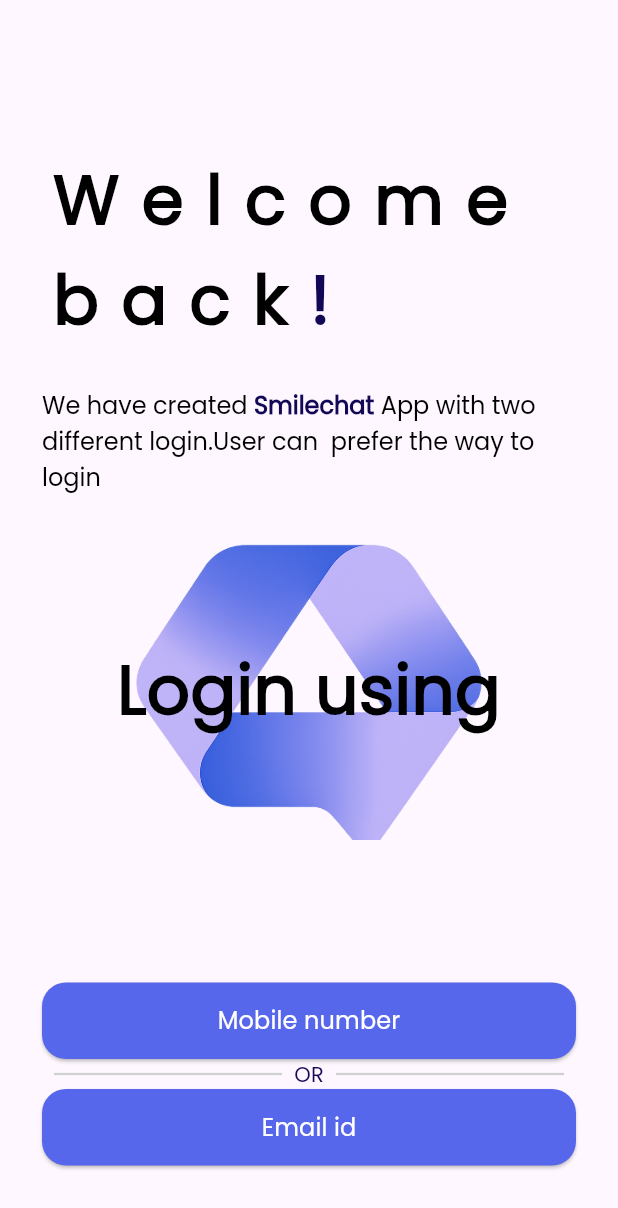
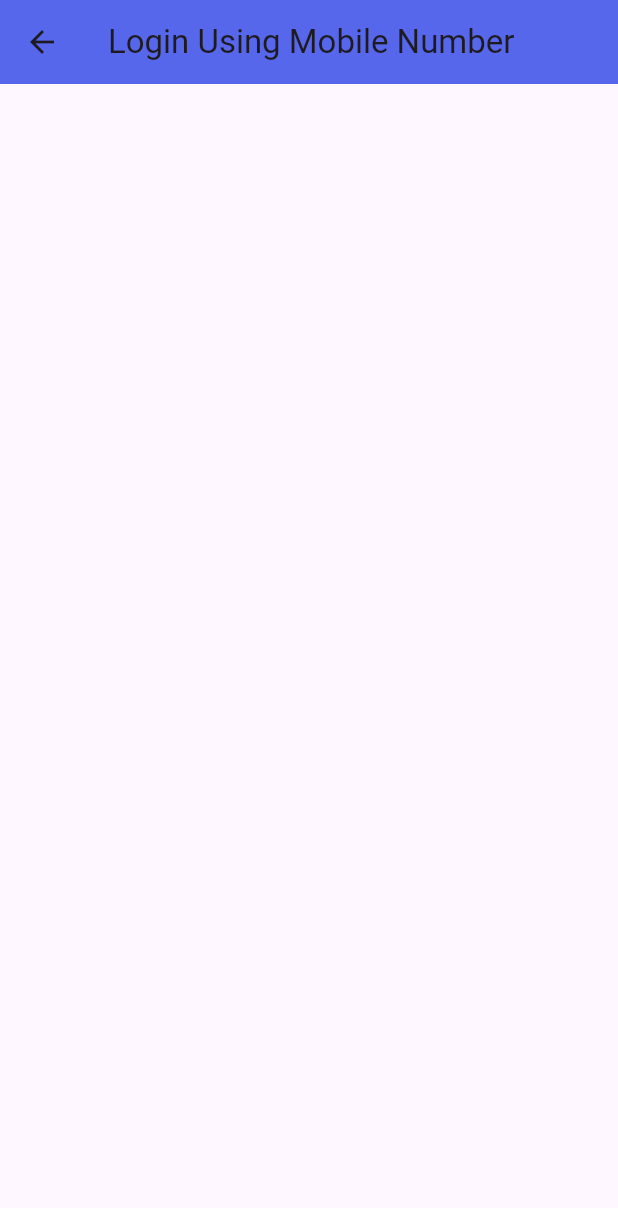
Before and after one commit to wohamedosama/smile-chat, a Flutter app: the screen it shows after launch, after a tap on "Mobile number", on a phone screen of 412 x 824 dp. Shown: the top 1208 px of the screen. Run offline on Flutter 3.47's test engine with Material 3 defaults, Android fonts, the phone set to English and light mode, and no system bars; our stand-ins replace firebase_core, flutter_native_splash; accounts and stored records are empty.

Commit message:
create router and it to my main

```diff
--- a/lib/app_router.dart
+++ b/lib/app_router.dart
@@ -1,5 +1,22 @@
+import 'package:flutter/material.dart';
+import 'package:smile_chat/features/auth/presentation/screens/login_using_mobile_number.dart';
+import 'package:smile_chat/features/landing/presentation/screens/landing_sscreen.dart';
+import 'package:smile_chat/utils/constant.dart';
+
 class AppRouter {
-  // Route<dynamic> generateRoute(RouteSettings settings) {
-  //   switch (settings.name) {}
-  // }
+  Route<dynamic> generateRoute(RouteSettings settings) {
+    switch (settings.name) {
+      case '/':
+        return MaterialPageRoute(builder: (_) => const LandingScreen());
+      case loginUsingMobileNumber:
+        return MaterialPageRoute(
+            builder: (_) => const LoginUsingMobileNumber());
+      default:
+        return MaterialPageRoute(
+          builder: (context) => const Scaffold(
+            body: Text('This page doesn\'t exist'),
+          ),
+        );
+    }
+  }
 }
--- /dev/null
+++ b/lib/features/auth/presentation/screens/login_using_mobile_number.dart
@@ -0,0 +1,17 @@
+import 'package:flutter/material.dart';
+import 'package:smile_chat/utils/app_color.dart';
+
+class LoginUsingMobileNumber extends StatelessWidget {
+  const LoginUsingMobileNumber({super.key});
+
+  @override
+  Widget build(BuildContext context) {
+    return Scaffold(
+      appBar: AppBar(
+        centerTitle: true,
+        backgroundColor: AppColor.lightBlueColor,
+        title: const Text('Login Using Mobile Number'),
+      ),
+    );
+  }
+}
--- a/lib/features/landing/presentation/screens/landing_sscreen.dart
+++ b/lib/features/landing/presentation/screens/landing_sscreen.dart
@@ -4,8 +4,8 @@ import 'package:smile_chat/features/landing/presentation/widgets/login_using_wid
 import 'package:smile_chat/features/landing/presentation/widgets/sub_title_widget.dart';
 import 'package:smile_chat/features/landing/presentation/widgets/welcome_back_text_widget.dart';
 
-class LandingSscreen extends StatelessWidget {
-  const LandingSscreen({super.key});
+class LandingScreen extends StatelessWidget {
+  const LandingScreen({super.key});
 
   @override
   Widget build(BuildContext context) {
--- a/lib/features/landing/presentation/widgets/login_buttons.dart
+++ b/lib/features/landing/presentation/widgets/login_buttons.dart
@@ -1,6 +1,7 @@
 import 'package:flutter/material.dart';
 import 'package:smile_chat/features/landing/presentation/widgets/custom_elevated_button.dart';
 import 'package:smile_chat/features/landing/presentation/widgets/or_divider.dart';
+import 'package:smile_chat/utils/constant.dart';
 
 class LoginButtons extends StatelessWidget {
   const LoginButtons({
@@ -12,7 +13,11 @@ class LoginButtons extends StatelessWidget {
     return Column(
       crossAxisAlignment: CrossAxisAlignment.stretch,
       children: [
-        CustomElevatedButton(onPressed: () {}, text: 'Mobile number'),
+        CustomElevatedButton(
+            onPressed: () {
+              Navigator.pushNamed(context, loginUsingMobileNumber);
+            },
+            text: 'Mobile number'),
         CustomDivider(),
         CustomElevatedButton(onPressed: () {}, text: 'Email id'),
         SizedBox(height: 47),
--- a/lib/main.dart
+++ b/lib/main.dart
@@ -1,5 +1,6 @@
 import 'package:flutter/material.dart';
 import 'package:flutter_native_splash/flutter_native_splash.dart';
+import 'package:smile_chat/app_router.dart';
 import 'package:smile_chat/features/landing/presentation/screens/landing_sscreen.dart';
 
 void main() {
@@ -17,7 +18,8 @@ class SmileChat extends StatelessWidget {
   Widget build(BuildContext context) {
     return MaterialApp(
       debugShowCheckedModeBanner: false,
-      home: LandingSscreen(),
+      onGenerateRoute: (settings) => AppRouter().generateRoute(settings),
+      home: LandingScreen(),
     );
   }
 }
--- /dev/null
+++ b/lib/utils/constant.dart
@@ -0,0 +1,2 @@
+const String loginUsingMobileNumber = '/loginUsingMobileNumber';
+const String loginUsingEmail = '/loginUsingEmail';
```
